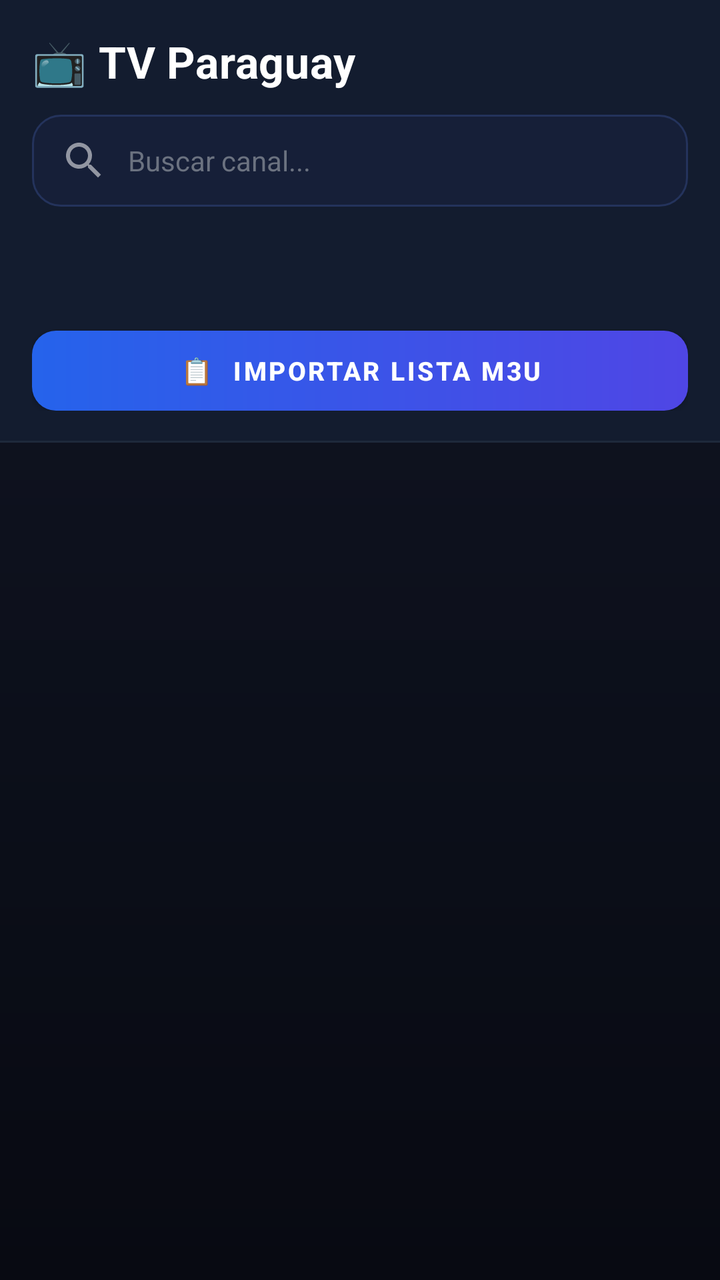
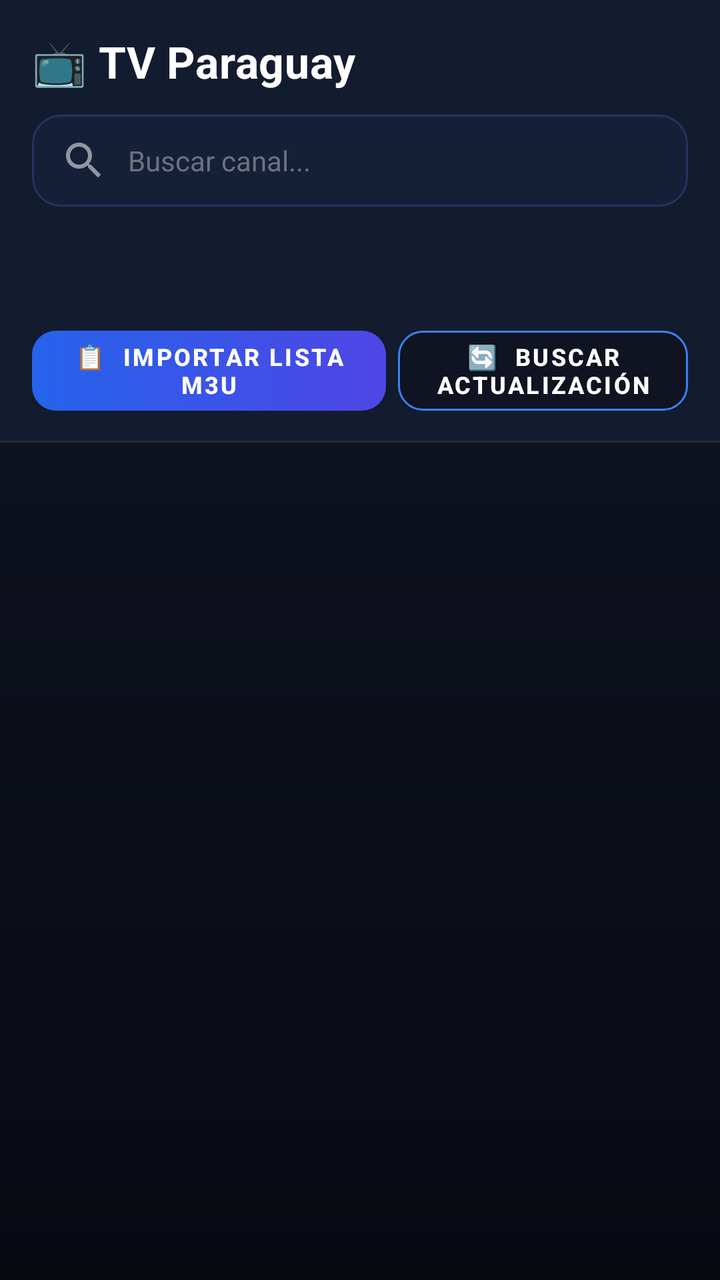

The first picture is an Android layout as it rendered before a commit; the second is the same layout after the commit. The layout source and the unified diff follow.
<!-- AndroidManifest.xml: application theme Theme.TVParaguay -->
<!-- res/layout/activity_main.xml -->
<?xml version="1.0" encoding="utf-8"?>
<LinearLayout xmlns:android="http://schemas.android.com/apk/res/android"
    xmlns:app="http://schemas.android.com/apk/res-auto"
    android:layout_width="match_parent"
    android:layout_height="match_parent"
    android:orientation="vertical"
    android:background="@drawable/bg_gradient">

    
    <LinearLayout
        android:layout_width="match_parent"
        android:layout_height="wrap_content"
        android:orientation="vertical"
        android:padding="16dp"
        android:paddingBottom="12dp"
        android:background="@drawable/header_glass_bg">

        
        <LinearLayout
            android:layout_width="match_parent"
            android:layout_height="wrap_content"
            android:orientation="horizontal"
            android:gravity="center_vertical"
            android:layout_marginBottom="12dp">

            <TextView
                android:layout_width="0dp"
                android:layout_height="wrap_content"
                android:layout_weight="1"
                android:text="📺 TV Paraguay"
                android:textSize="22sp"
                android:textStyle="bold"
                android:textColor="@color/white"
                android:letterSpacing="0.01" />

            <TextView
                android:id="@+id/tvM3uBadge"
                android:layout_width="wrap_content"
                android:layout_height="wrap_content"
                android:text="0 M3U"
                android:textColor="@color/white"
                android:textSize="11sp"
                android:textStyle="bold"
                android:paddingStart="8dp"
                android:paddingEnd="8dp"
                android:paddingTop="3dp"
                android:paddingBottom="3dp"
                android:background="@drawable/badge_bg"
                android:visibility="gone" />
        </LinearLayout>

        
        <EditText
            android:id="@+id/searchBar"
            android:layout_width="match_parent"
            android:layout_height="46dp"
            android:hint="Buscar canal..."
            android:textColorHint="#6B7280"
            android:textColor="@color/white"
            android:textSize="14sp"
            android:paddingStart="14dp"
            android:paddingEnd="14dp"
            android:drawableStart="@drawable/ic_search"
            android:drawablePadding="10dp"
            android:background="@drawable/search_bg"
            android:inputType="text"
            android:imeOptions="actionSearch"
            android:singleLine="true"
            android:layout_marginBottom="12dp" />

        
        <HorizontalScrollView
            android:layout_width="match_parent"
            android:layout_height="38dp"
            android:scrollbars="none"
            android:layout_marginBottom="12dp">
            <LinearLayout
                android:id="@+id/filterChipsContainer"
                android:layout_width="wrap_content"
                android:layout_height="match_parent"
                android:orientation="horizontal"
                android:gravity="center_vertical" />
        </HorizontalScrollView>

        
        <Button
            android:id="@+id/btnImportM3u"
            android:layout_width="match_parent"
            android:layout_height="40dp"
            android:text="📋  Importar lista M3U"
            android:textColor="@color/white"
            android:textSize="13sp"
            android:textStyle="bold"
            android:background="@drawable/btn_gradient_bg"
            app:backgroundTint="@null"
            android:insetTop="0dp"
            android:insetBottom="0dp" />
    </LinearLayout>

    
    <LinearLayout
        android:layout_width="match_parent"
        android:layout_height="0dp"
        android:layout_weight="1"
        android:orientation="horizontal">

        <FrameLayout
            android:layout_width="0dp"
            android:layout_height="match_parent"
            android:layout_weight="1">

            <androidx.recyclerview.widget.RecyclerView
                android:id="@+id/recyclerView"
                android:layout_width="match_parent"
                android:layout_height="match_parent"
                android:padding="10dp"
                android:clipToPadding="false" />

            <TextView
                android:id="@+id/tvNoResults"
                android:layout_width="match_parent"
                android:layout_height="match_parent"
                android:gravity="center"
                android:text="😕 No se encontraron canales"
                android:textColor="#88FFFFFF"
                android:textSize="16sp"
                android:visibility="gone" />

            
            <TextView
                android:id="@+id/tvAlphaPopup"
                android:layout_width="80dp"
                android:layout_height="80dp"
                android:layout_gravity="center"
                android:gravity="center"
                android:textColor="#FFFFFF"
                android:textSize="42sp"
                android:textStyle="bold"
                android:background="#CC1A1F2E"
                android:visibility="gone" />

        </FrameLayout>

        
        <LinearLayout
            android:id="@+id/alphaBar"
            android:layout_width="20dp"
            android:layout_height="match_parent"
            android:orientation="vertical"
            android:gravity="center_horizontal"
            android:paddingTop="8dp"
            android:paddingBottom="8dp"
            android:visibility="gone" />

    </LinearLayout>


    
    <LinearLayout
        android:id="@+id/deleteBar"
        android:layout_width="match_parent"
        android:layout_height="wrap_content"
        android:orientation="horizontal"
        android:gravity="center_vertical"
        android:padding="12dp"
        android:background="#CC1A1F2E"
        android:visibility="gone">

        <TextView
            android:id="@+id/tvDeleteCount"
            android:layout_width="0dp"
            android:layout_height="wrap_content"
            android:layout_weight="1"
            android:textColor="#FFFFFF"
            android:textSize="14sp"
            android:textStyle="bold"
            android:text="0 seleccionados" />

        <Button
            android:id="@+id/btnCancelDelete"
            android:layout_width="wrap_content"
            android:layout_height="36dp"
            android:text="Cancelar"
            android:textColor="#FFFFFF"
            android:textSize="12sp"
            android:backgroundTint="#334155"
            android:insetTop="0dp"
            android:insetBottom="0dp"
            android:layout_marginEnd="8dp" />

        <Button
            android:id="@+id/btnConfirmDelete"
            android:layout_width="wrap_content"
            android:layout_height="36dp"
            android:text="🗑 Eliminar"
            android:textColor="#FFFFFF"
            android:textSize="12sp"
            android:backgroundTint="#B91C1C"
            android:insetTop="0dp"
            android:insetBottom="0dp" />

    </LinearLayout>

</LinearLayout>
<!-- resources referenced by this layout -->
<resources>
  <color name="white">#FFFFFF</color>
  <!-- drawable badge_bg (drawable) -->
  <?xml version="1.0" encoding="utf-8"?>
  <shape xmlns:android="http://schemas.android.com/apk/res/android"
      android:shape="rectangle">
      <corners android:radius="12dp" />
      <solid android:color="#1E3A5F" />
      <stroke android:width="1dp" android:color="@color/accent" />
  </shape>
  <!-- drawable bg_gradient (drawable) -->
  <?xml version="1.0" encoding="utf-8"?>
  <shape xmlns:android="http://schemas.android.com/apk/res/android"
      android:shape="rectangle">
      <gradient
          android:startColor="#111625"
          android:endColor="#080A12"
          android:angle="270" />
  </shape>
  <!-- drawable btn_gradient_bg (drawable) -->
  <?xml version="1.0" encoding="utf-8"?>
  <shape xmlns:android="http://schemas.android.com/apk/res/android"
      android:shape="rectangle">
      <corners android:radius="12dp" />
      <gradient
          android:startColor="#2563EB"
          android:endColor="#4F46E5"
          android:angle="0" />
  </shape>
  <!-- drawable header_glass_bg (drawable) -->
  <?xml version="1.0" encoding="utf-8"?>
  <layer-list xmlns:android="http://schemas.android.com/apk/res/android">
      
      <item>
          <shape android:shape="rectangle">
              <solid android:color="#1E293B" />
          </shape>
      </item>
      
      <item android:bottom="1dp">
          <shape android:shape="rectangle">
              <solid android:color="#B30F172A" />
          </shape>
      </item>
  </layer-list>
  <!-- drawable ic_search (drawable) -->
  <vector xmlns:android="http://schemas.android.com/apk/res/android"
      android:width="24dp"
      android:height="24dp"
      android:viewportWidth="24"
      android:viewportHeight="24">
    <path
        android:pathData="M15.5,14h-0.79l-0.28,-0.27C15.41,12.59 16,11.11 16,9.5 16,5.91 13.09,3 9.5,3S3,5.91 3,9.5 5.91,16 9.5,16c1.61,0 3.09,-0.59 4.23,-1.57l0.27,0.28v0.79l5,4.99L20.49,19l-4.99,-5zM9.5,14C7.01,14 5,11.99 5,9.5S7.01,5 9.5,5 14,7.01 14,9.5 11.99,14 9.5,14z"
        android:fillColor="#88FFFFFF"/>
  </vector>
  <!-- drawable search_bg (drawable) -->
  <?xml version="1.0" encoding="utf-8"?>
  <shape xmlns:android="http://schemas.android.com/apk/res/android"
      android:shape="rectangle">
      <corners android:radius="14dp" />
      <solid android:color="#161F38" />
      <stroke android:width="1dp" android:color="#24335C" />
  </shape>
  <style name="Theme.TVParaguay" parent="Theme.MaterialComponents.DayNight.NoActionBar">
          <item name="colorPrimary">@color/accent</item>
          <item name="colorPrimaryVariant">@color/header_bg</item>
          <item name="colorOnPrimary">@color/white</item>
          <item name="android:windowBackground">@color/bg_dark</item>
          <item name="android:statusBarColor">@color/header_bg</item>
          <item name="android:navigationBarColor">@color/bg_dark</item>
      </style>
  <color name="accent">#3B82F6</color>
  <color name="header_bg">#0F172A</color>
  <color name="bg_dark">#090D1A</color>
</resources>

<!-- the commit's change to res/layout/activity_main.xml (unified diff, before → after) -->
@@ -83,18 +83,40 @@
         </HorizontalScrollView>
 
         
-        <Button
-            android:id="@+id/btnImportM3u"
+        <LinearLayout
             android:layout_width="match_parent"
             android:layout_height="40dp"
-            android:text="📋  Importar lista M3U"
-            android:textColor="@color/white"
-            android:textSize="13sp"
-            android:textStyle="bold"
-            android:background="@drawable/btn_gradient_bg"
-            app:backgroundTint="@null"
-            android:insetTop="0dp"
-            android:insetBottom="0dp" />
+            android:orientation="horizontal">
+
+            <Button
+                android:id="@+id/btnImportM3u"
+                android:layout_width="0dp"
+                android:layout_height="match_parent"
+                android:layout_weight="1.1"
+                android:layout_marginEnd="6dp"
+                android:text="📋  Importar lista M3U"
+                android:textColor="@color/white"
+                android:textSize="12sp"
+                android:textStyle="bold"
+                android:background="@drawable/btn_gradient_bg"
+                app:backgroundTint="@null"
+                android:insetTop="0dp"
+                android:insetBottom="0dp" />
+
+            <Button
+                android:id="@+id/btnCheckUpdate"
+                android:layout_width="0dp"
+                android:layout_height="match_parent"
+                android:layout_weight="0.9"
+                android:text="🔄  Buscar Actualización"
+                android:textColor="@color/white"
+                android:textSize="12sp"
+                android:textStyle="bold"
+                android:background="@drawable/btn_secondary_bg"
+                app:backgroundTint="@null"
+                android:insetTop="0dp"
+                android:insetBottom="0dp" />
+        </LinearLayout>
     </LinearLayout>
 
     
<!-- resource entries referenced after the edit -->
@@ -27,6 +27,14 @@
           android:startColor="#2563EB"
           android:endColor="#4F46E5"
           android:angle="0" />
+  </shape>
+  <!-- drawable btn_secondary_bg (drawable) -->
+  <?xml version="1.0" encoding="utf-8"?>
+  <shape xmlns:android="http://schemas.android.com/apk/res/android"
+      android:shape="rectangle">
+      <corners android:radius="12dp" />
+      <solid android:color="#0F1322" />
+      <stroke android:width="1dp" android:color="#3B82F6" />
   </shape>
   <!-- drawable header_glass_bg (drawable) -->
   <?xml version="1.0" encoding="utf-8"?>
